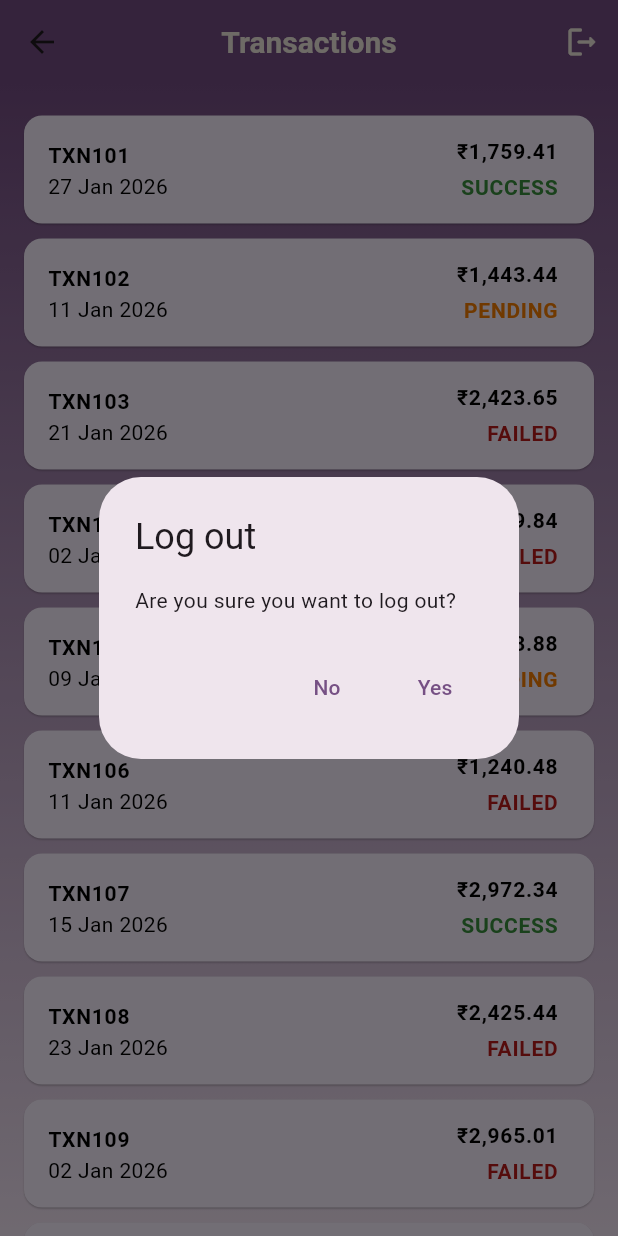
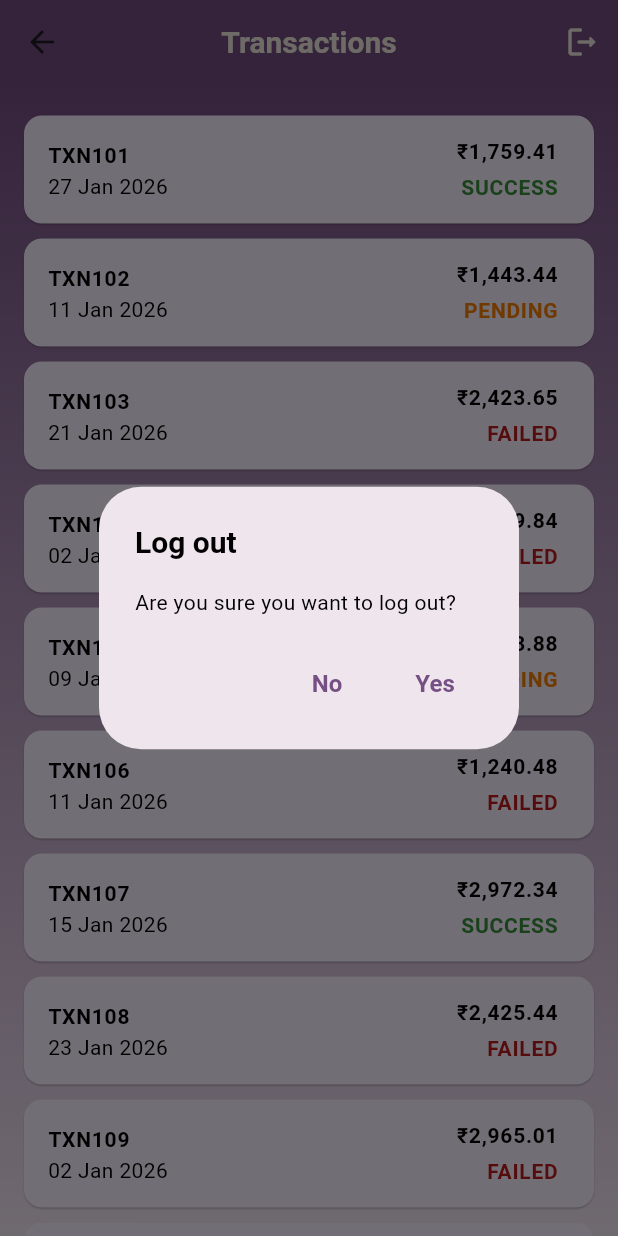
Before and after one commit to sanghavigit/flutterProjectBFSI, a Flutter app: the TransactionListScreen screen opened by its route, after a tap on the "logout" icon, on a phone screen of 412 x 824 dp. Run offline on Flutter 3.47's test engine with Material 3 defaults, Android fonts, the phone set to English and light mode, and no system bars; our stand-ins replace bloc, flutter_bloc, flutter_secure_storage, shimmer; accounts and stored records are empty.

```diff
--- a/lib/transaction/presentation/transaction_list_screen.dart
+++ b/lib/transaction/presentation/transaction_list_screen.dart
@@ -41,18 +41,28 @@ class _TransactionListScreenState extends State<TransactionListScreen> {
     final shouldLogout = await showDialog<bool>(
       context: context,
       builder: (context) => AlertDialog(
-        title: const Text('Log out'),
-        content: const Text(
+        title: const CustomText(
+          'Log out',
+          fontSize: 20,
+          fontWeight: FontWeight.w600,
+        ),
+        content: const CustomText(
           'Are you sure you want to log out?',
         ),
         actions: [
-          TextButton(
+          CustomButton(
+            text: 'No',
+            type: ButtonType.text,
+            height: 40,
+            padding: const EdgeInsets.symmetric(horizontal: 16),
             onPressed: () => Navigator.of(context).pop(false),
-            child: const Text('No'),
           ),
-          TextButton(
+          CustomButton(
+            text: 'Yes',
+            type: ButtonType.text,
+            height: 40,
+            padding: const EdgeInsets.symmetric(horizontal: 16),
             onPressed: () => Navigator.of(context).pop(true),
-            child: const Text('Yes'),
           ),
         ],
       ),
```
